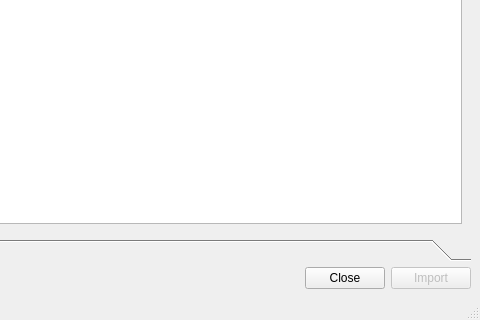
This is designer/ui_import_from_database.ui in neutrons/addie as Qt 5 draws it before an edit; both pictures show x 438 to 918 and y 431 to 751 of the 918 by 751 pixel window. The edited form follows.
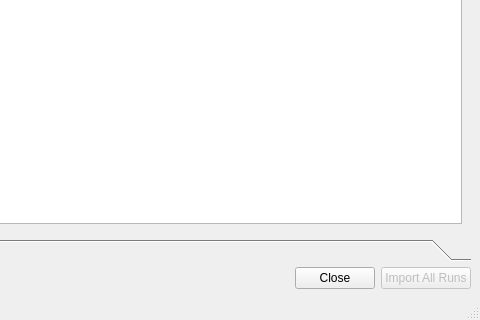
This is the edited form. The open tabs and pages were chosen to show the change.

Commit message: list of rows to import after applying global rule is correct. Still needs to only display that list of rows

What changed in the file:
```diff
--- a/designer/ui_import_from_database.ui
+++ b/designer/ui_import_from_database.ui
@@ -668,7 +668,7 @@
          <bool>false</bool>
         </property>
         <property name="text">
-         <string>Import</string>
+         <string>Import All Runs</string>
         </property>
        </widget>
       </item>
```
Left out of the diff: 2 changed lines with no effect on the pictures. The commit also changes 2 other files.
